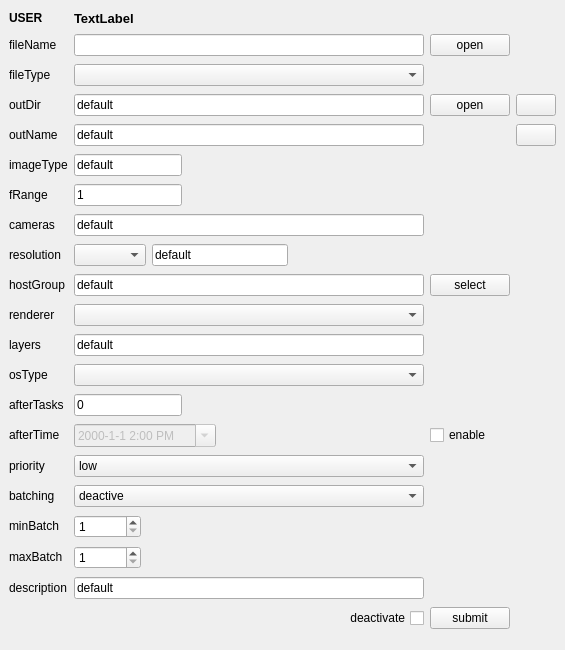
aumanimationstudios/rbhus, file rbhusUI/lib/rbhusSubmitMod.ui: the form before one commit.
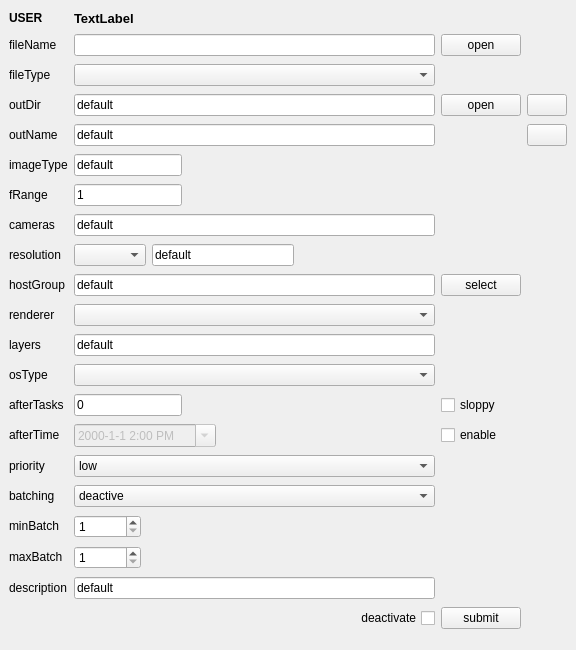
The form after the commit.

Diff of the .ui file:
```diff
--- a/rbhusUI/lib/rbhusSubmitMod.ui
+++ b/rbhusUI/lib/rbhusSubmitMod.ui
@@ -6,7 +6,7 @@
    <rect>
     <x>0</x>
     <y>0</y>
-    <width>565</width>
+    <width>576</width>
     <height>650</height>
    </rect>
   </property>
@@ -804,6 +804,13 @@
       </property>
      </widget>
     </item>
+    <item row="17" column="2">
+     <widget class="QCheckBox" name="checkSloppy">
+      <property name="text">
+       <string>sloppy</string>
+      </property>
+     </widget>
+    </item>
    </layout>
   </widget>
  </widget>
```
